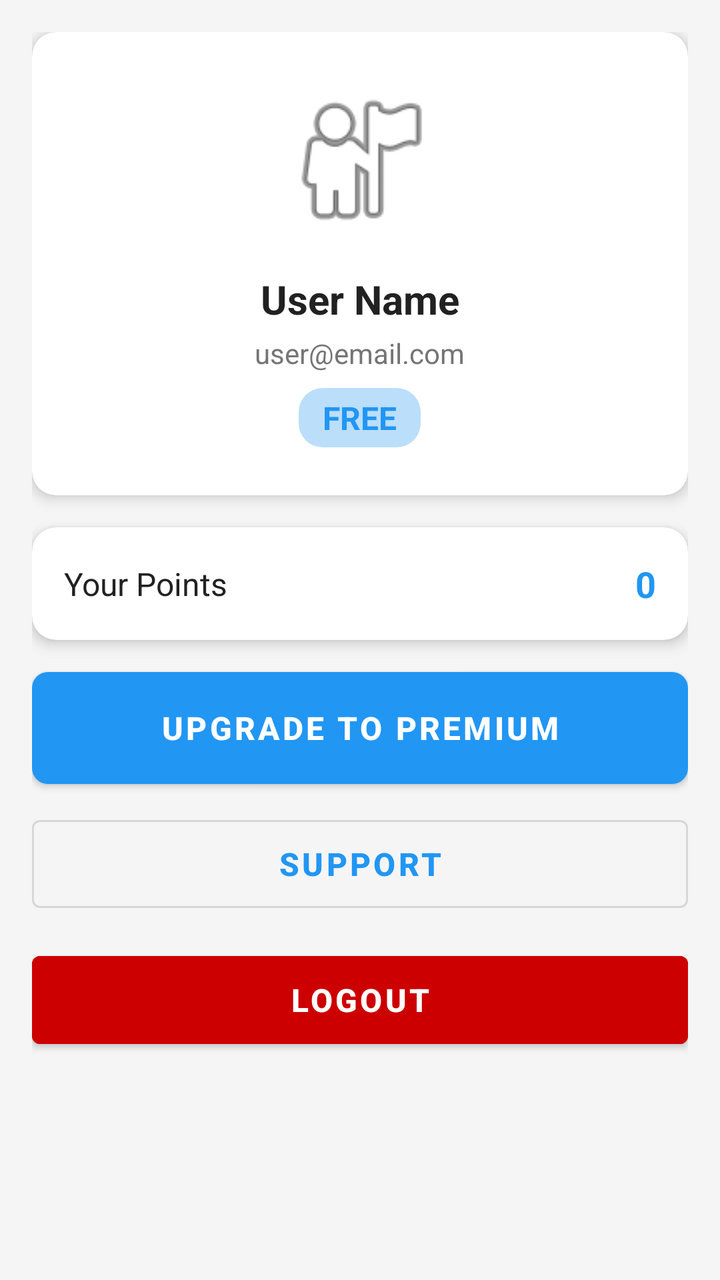
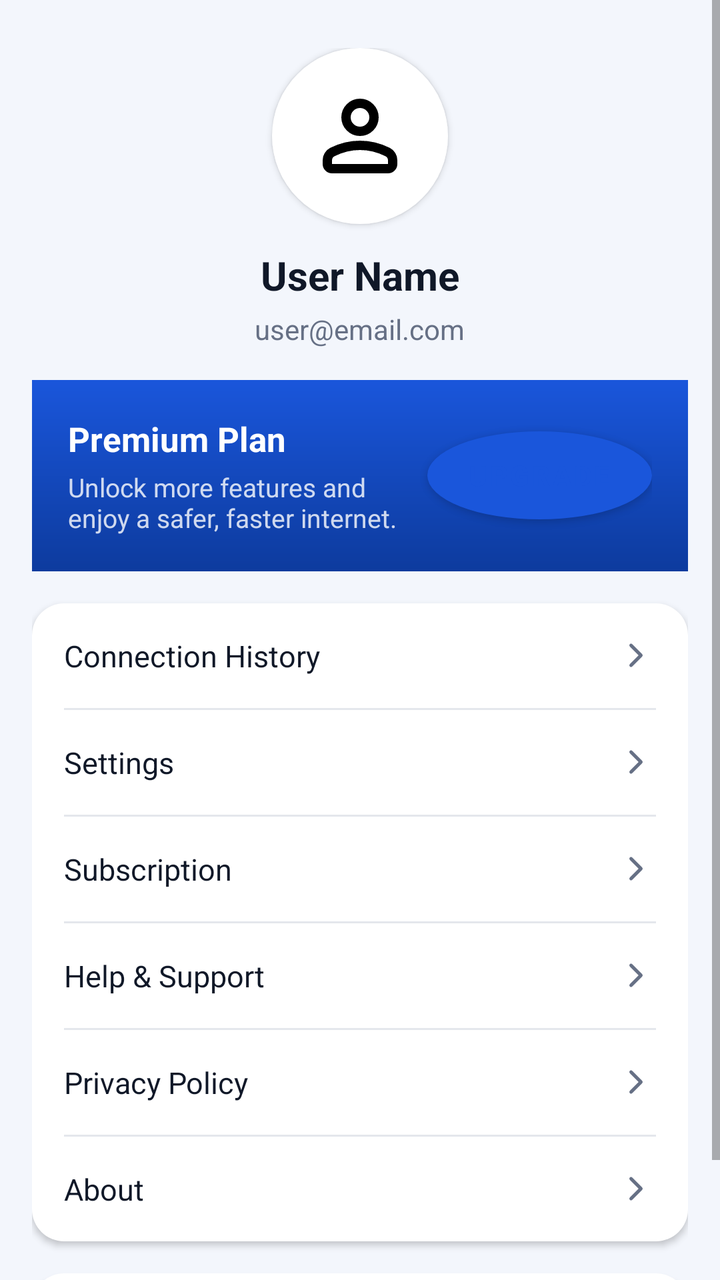

Before-and-after screenshots of an Android layout around one commit, followed by the original layout XML and the change that was made.
<!-- AndroidManifest.xml: application theme AppTheme -->
<!-- res/layout/fragment_profile.xml -->
<?xml version="1.0" encoding="utf-8"?>
<ScrollView xmlns:android="http://schemas.android.com/apk/res/android"
    xmlns:app="http://schemas.android.com/apk/res-auto"
    android:layout_width="match_parent"
    android:layout_height="match_parent"
    android:background="@color/background">

    <LinearLayout
        android:layout_width="match_parent"
        android:layout_height="wrap_content"
        android:orientation="vertical"
        android:padding="16dp">

        
        <androidx.cardview.widget.CardView
            android:layout_width="match_parent"
            android:layout_height="wrap_content"
            android:layout_marginBottom="16dp"
            app:cardCornerRadius="12dp"
            app:cardElevation="4dp">

            <LinearLayout
                android:layout_width="match_parent"
                android:layout_height="wrap_content"
                android:orientation="vertical"
                android:padding="24dp"
                android:gravity="center">

                <ImageView
                    android:layout_width="80dp"
                    android:layout_height="80dp"
                    android:src="@android:drawable/ic_menu_myplaces"
                    android:layout_marginBottom="16dp" />

                <TextView
                    android:id="@+id/tv_user_name"
                    android:layout_width="wrap_content"
                    android:layout_height="wrap_content"
                    android:text="User Name"
                    android:textSize="20sp"
                    android:textStyle="bold"
                    android:textColor="@color/text_primary"
                    android:layout_marginBottom="4dp" />

                <TextView
                    android:id="@+id/tv_user_email"
                    android:layout_width="wrap_content"
                    android:layout_height="wrap_content"
                    android:text="user@email.com"
                    android:textSize="14sp"
                    android:textColor="@color/text_secondary"
                    android:layout_marginBottom="8dp" />

                <TextView
                    android:id="@+id/tv_user_plan"
                    android:layout_width="wrap_content"
                    android:layout_height="wrap_content"
                    android:text="FREE"
                    android:textSize="16sp"
                    android:textStyle="bold"
                    android:textColor="@color/primary"
                    android:background="@drawable/badge_background"
                    android:paddingHorizontal="12dp"
                    android:paddingVertical="4dp" />

            </LinearLayout>

        </androidx.cardview.widget.CardView>

        
        <androidx.cardview.widget.CardView
            android:layout_width="match_parent"
            android:layout_height="wrap_content"
            android:layout_marginBottom="16dp"
            app:cardCornerRadius="12dp"
            app:cardElevation="4dp">

            <LinearLayout
                android:layout_width="match_parent"
                android:layout_height="wrap_content"
                android:orientation="horizontal"
                android:padding="16dp"
                android:gravity="center_vertical">

                <TextView
                    android:layout_width="0dp"
                    android:layout_height="wrap_content"
                    android:layout_weight="1"
                    android:text="Your Points"
                    android:textSize="16sp"
                    android:textColor="@color/text_primary" />

                <TextView
                    android:id="@+id/tv_user_points"
                    android:layout_width="wrap_content"
                    android:layout_height="wrap_content"
                    android:text="0"
                    android:textSize="18sp"
                    android:textStyle="bold"
                    android:textColor="@color/primary" />

                <TextView
                    android:id="@+id/tv_referral_code"
                    android:layout_width="wrap_content"
                    android:layout_height="wrap_content"
                    android:text=""
                    android:textSize="14sp"
                    android:textColor="@color/text_secondary"
                    android:layout_marginTop="4dp" />

            </LinearLayout>

        </androidx.cardview.widget.CardView>

        
        <Button
            android:id="@+id/btn_upgrade"
            android:layout_width="match_parent"
            android:layout_height="56dp"
            android:layout_marginBottom="12dp"
            android:text="UPGRADE TO PREMIUM"
            android:textSize="16sp"
            android:textStyle="bold"
            android:background="@drawable/button_primary"
            android:textColor="@color/white" />

        <Button
            android:id="@+id/btn_support"
            android:layout_width="match_parent"
            android:layout_height="56dp"
            android:layout_marginBottom="12dp"
            android:text="SUPPORT"
            android:textSize="16sp"
            android:textStyle="bold"
            style="@style/Widget.MaterialComponents.Button.OutlinedButton" />

        <Button
            android:id="@+id/btn_logout"
            android:layout_width="match_parent"
            android:layout_height="56dp"
            android:text="LOGOUT"
            android:textSize="16sp"
            android:textStyle="bold"
            android:backgroundTint="@android:color/holo_red_dark"
            android:textColor="@color/white" />

    </LinearLayout>

</ScrollView>
<!-- resources referenced by this layout -->
<resources>
  <color name="background">#F5F5F5</color>
  <color name="primary">#2196F3</color>
  <color name="text_primary">#212121</color>
  <color name="text_secondary">#757575</color>
  <color name="white">#FFFFFF</color>
  <!-- drawable badge_background (drawable) -->
  <?xml version="1.0" encoding="utf-8"?>
  <shape xmlns:android="http://schemas.android.com/apk/res/android"
      android:shape="rectangle">
      
      <solid android:color="@color/primary_light" />
      <corners android:radius="12dp" />
      
  </shape>
  <!-- drawable button_primary (drawable) -->
  <?xml version="1.0" encoding="utf-8"?>
  <shape xmlns:android="http://schemas.android.com/apk/res/android"
      android:shape="rectangle">
      
      <solid android:color="@color/primary" />
      <corners android:radius="8dp" />
      
  </shape>
  <style name="AppTheme" parent="Theme.MaterialComponents.DayNight.DarkActionBar">
          <item name="colorPrimary">@color/primary</item>
          <item name="colorPrimaryDark">@color/primary_dark</item>
          <item name="colorAccent">@color/accent</item>
          <item name="android:windowBackground">@color/background</item>
      </style>
  <color name="primary_light">#BBDEFB</color>
  <color name="primary_dark">#1976D2</color>
  <color name="accent">#FF5722</color>
</resources>

<!-- the commit's change to res/layout/fragment_profile.xml (unified diff, before → after) -->
@@ -1,9 +1,9 @@
 <?xml version="1.0" encoding="utf-8"?>
 <ScrollView xmlns:android="http://schemas.android.com/apk/res/android"
-    xmlns:app="http://schemas.android.com/apk/res-auto"
     android:layout_width="match_parent"
     android:layout_height="match_parent"
-    android:background="@color/background">
+    android:background="@color/vpn_bg"
+    android:fillViewport="true">
 
     <LinearLayout
         android:layout_width="match_parent"
@@ -12,137 +12,320 @@
         android:padding="16dp">
 
         
-        <androidx.cardview.widget.CardView
+        <LinearLayout
             android:layout_width="match_parent"
             android:layout_height="wrap_content"
-            android:layout_marginBottom="16dp"
-            app:cardCornerRadius="12dp"
-            app:cardElevation="4dp">
-
-            <LinearLayout
-                android:layout_width="match_parent"
-                android:layout_height="wrap_content"
-                android:orientation="vertical"
-                android:padding="24dp"
-                android:gravity="center">
-
-                <ImageView
-                    android:layout_width="80dp"
-                    android:layout_height="80dp"
-                    android:src="@android:drawable/ic_menu_myplaces"
-                    android:layout_marginBottom="16dp" />
-
-                <TextView
-                    android:id="@+id/tv_user_name"
-                    android:layout_width="wrap_content"
-                    android:layout_height="wrap_content"
-                    android:text="User Name"
-                    android:textSize="20sp"
-                    android:textStyle="bold"
-                    android:textColor="@color/text_primary"
-                    android:layout_marginBottom="4dp" />
-
-                <TextView
-                    android:id="@+id/tv_user_email"
-                    android:layout_width="wrap_content"
-                    android:layout_height="wrap_content"
-                    android:text="user@email.com"
-                    android:textSize="14sp"
-                    android:textColor="@color/text_secondary"
-                    android:layout_marginBottom="8dp" />
-
-                <TextView
-                    android:id="@+id/tv_user_plan"
-                    android:layout_width="wrap_content"
-                    android:layout_height="wrap_content"
-                    android:text="FREE"
-                    android:textSize="16sp"
-                    android:textStyle="bold"
-                    android:textColor="@color/primary"
-                    android:background="@drawable/badge_background"
-                    android:paddingHorizontal="12dp"
-                    android:paddingVertical="4dp" />
-
-            </LinearLayout>
-
-        </androidx.cardview.widget.CardView>
+            android:orientation="vertical"
+            android:gravity="center"
+            android:layout_marginTop="8dp"
+            android:layout_marginBottom="16dp">
+
+            <ImageView
+                android:id="@+id/iv_avatar"
+                android:layout_width="88dp"
+                android:layout_height="88dp"
+                android:src="@drawable/ic_person"
+                android:background="@drawable/circle_fill_white"
+                android:padding="16dp"
+                android:elevation="2dp"
+                android:contentDescription="@string/profile" />
+
+            <TextView
+                android:id="@+id/tv_user_name"
+                android:layout_width="wrap_content"
+                android:layout_height="wrap_content"
+                android:text="User Name"
+                android:textSize="20sp"
+                android:textStyle="bold"
+                android:textColor="@color/vpn_text_primary"
+                android:layout_marginTop="12dp" />
+
+            <TextView
+                android:id="@+id/tv_user_email"
+                android:layout_width="wrap_content"
+                android:layout_height="wrap_content"
+                android:text="user@email.com"
+                android:textSize="14sp"
+                android:textColor="@color/vpn_text_secondary"
+                android:layout_marginTop="4dp" />
+
+        </LinearLayout>
 
         
-        <androidx.cardview.widget.CardView
+        <LinearLayout
             android:layout_width="match_parent"
             android:layout_height="wrap_content"
-            android:layout_marginBottom="16dp"
-            app:cardCornerRadius="12dp"
-            app:cardElevation="4dp">
-
-            <LinearLayout
-                android:layout_width="match_parent"
-                android:layout_height="wrap_content"
-                android:orientation="horizontal"
-                android:padding="16dp"
-                android:gravity="center_vertical">
-
-                <TextView
-                    android:layout_width="0dp"
-                    android:layout_height="wrap_content"
-                    android:layout_weight="1"
-                    android:text="Your Points"
-                    android:textSize="16sp"
-                    android:textColor="@color/text_primary" />
-
-                <TextView
-                    android:id="@+id/tv_user_points"
+            android:background="@drawable/bg_gradient_blue"
+            android:orientation="horizontal"
+            android:gravity="center_vertical"
+            android:padding="18dp"
+            android:layout_marginBottom="16dp">
+
+            <LinearLayout
+                android:layout_width="0dp"
+                android:layout_height="wrap_content"
+                android:layout_weight="1"
+                android:orientation="vertical">
+
+                <TextView
                     android:layout_width="wrap_content"
                     android:layout_height="wrap_content"
-                    android:text="0"
-                    android:textSize="18sp"
+                    android:text="@string/premium_plan"
+                    android:textSize="17sp"
                     android:textStyle="bold"
-                    android:textColor="@color/primary" />
-
-                <TextView
-                    android:id="@+id/tv_referral_code"
+                    android:textColor="@color/white" />
+
+                <TextView
+                    android:id="@+id/tv_premium_subtitle"
                     android:layout_width="wrap_content"
                     android:layout_height="wrap_content"
-                    android:text=""
-                    android:textSize="14sp"
-                    android:textColor="@color/text_secondary"
+                    android:text="@string/premium_upsell_subtitle"
+                    android:textSize="13sp"
+                    android:textColor="#CCFFFFFF"
                     android:layout_marginTop="4dp" />
 
             </LinearLayout>
 
-        </androidx.cardview.widget.CardView>
+            <Button
+                android:id="@+id/btn_upgrade"
+                android:layout_width="wrap_content"
+                android:layout_height="44dp"
+                android:minWidth="0dp"
+                android:paddingHorizontal="20dp"
+                android:text="@string/upgrade"
+                android:textSize="14sp"
+                android:textStyle="bold"
+                android:textColor="@color/vpn_blue"
+                android:background="@drawable/circle_fill_white" />
+
+        </LinearLayout>
 
         
-        <Button
-            android:id="@+id/btn_upgrade"
+        <LinearLayout
             android:layout_width="match_parent"
-            android:layout_height="56dp"
-            android:layout_marginBottom="12dp"
-            android:text="UPGRADE TO PREMIUM"
-            android:textSize="16sp"
-            android:textStyle="bold"
-            android:background="@drawable/button_primary"
-            android:textColor="@color/white" />
-
-        <Button
-            android:id="@+id/btn_support"
+            android:layout_height="wrap_content"
+            android:background="@drawable/card_rounded_16"
+            android:orientation="vertical"
+            android:elevation="2dp"
+            android:layout_marginBottom="16dp">
+
+            <LinearLayout
+                android:id="@+id/row_history"
+                android:layout_width="match_parent"
+                android:layout_height="wrap_content"
+                android:orientation="horizontal"
+                android:gravity="center_vertical"
+                android:padding="16dp"
+                android:foreground="?android:attr/selectableItemBackground"
+                android:clickable="true"
+                android:focusable="true">
+
+                <TextView
+                    android:layout_width="0dp"
+                    android:layout_height="wrap_content"
+                    android:layout_weight="1"
+                    android:text="@string/connection_history"
+                    android:textSize="15sp"
+                    android:textColor="@color/vpn_text_primary" />
+
+                <ImageView
+                    android:layout_width="20dp"
+                    android:layout_height="20dp"
+                    android:src="@drawable/ic_chevron_right"
+                    android:tint="@color/vpn_text_secondary" />
+
+            </LinearLayout>
+
+            <View
+                android:layout_width="match_parent"
+                android:layout_height="1dp"
+                android:background="@color/vpn_divider"
+                android:layout_marginHorizontal="16dp" />
+
+            <LinearLayout
+                android:id="@+id/row_settings"
+                android:layout_width="match_parent"
+                android:layout_height="wrap_content"
+                android:orientation="horizontal"
+                android:gravity="center_vertical"
+                android:padding="16dp"
+                android:foreground="?android:attr/selectableItemBackground"
+                android:clickable="true"
+                android:focusable="true">
+
+                <TextView
+                    android:layout_width="0dp"
+                    android:layout_height="wrap_content"
+                    android:layout_weight="1"
+                    android:text="@string/settings"
+                    android:textSize="15sp"
+                    android:textColor="@color/vpn_text_primary" />
+
+                <ImageView
+                    android:layout_width="20dp"
+                    android:layout_height="20dp"
+                    android:src="@drawable/ic_chevron_right"
+                    android:tint="@color/vpn_text_secondary" />
+
+            </LinearLayout>
+
+            <View
+                android:layout_width="match_parent"
+                android:layout_height="1dp"
+                android:background="@color/vpn_divider"
+                android:layout_marginHorizontal="16dp" />
+
+            <LinearLayout
+                android:id="@+id/row_subscription"
+                android:layout_width="match_parent"
+                android:layout_height="wrap_content"
+                android:orientation="horizontal"
+                android:gravity="center_vertical"
+                android:padding="16dp"
+                android:foreground="?android:attr/selectableItemBackground"
+                android:clickable="true"
+                android:focusable="true">
+
+                <TextView
+                    android:layout_width="0dp"
+                    android:layout_height="wrap_content"
+                    android:layout_weight="1"
+                    android:text="@string/subscription"
+                    android:textSize="15sp"
+                    android:textColor="@color/vpn_text_primary" />
+
+                <ImageView
+                    android:layout_width="20dp"
+                    android:layout_height="20dp"
+                    android:src="@drawable/ic_chevron_right"
+                    android:tint="@color/vpn_text_secondary" />
+
+            </LinearLayout>
+
+            <View
+                android:layout_width="match_parent"
+                android:layout_height="1dp"
+                android:background="@color/vpn_divider"
+                android:layout_marginHorizontal="16dp" />
+
+            <LinearLayout
+                android:id="@+id/row_help"
+                android:layout_width="match_parent"
+                android:layout_height="wrap_content"
+                android:orientation="horizontal"
+                android:gravity="center_vertical"
+                android:padding="16dp"
+                android:foreground="?android:attr/selectableItemBackground"
+                android:clickable="true"
+                android:focusable="true">
+
+                <TextView
+                    android:layout_width="0dp"
+                    android:layout_height="wrap_content"
+                    android:layout_weight="1"
+                    android:text="@string/help_support"
+                    android:textSize="15sp"
+                    android:textColor="@color/vpn_text_primary" />
+
+                <ImageView
+                    android:layout_width="20dp"
+                    android:layout_height="20dp"
+                    android:src="@drawable/ic_chevron_right"
+                    android:tint="@color/vpn_text_secondary" />
+
+            </LinearLayout>
+
+            <View
+                android:layout_width="match_parent"
+                android:layout_height="1dp"
+                android:background="@color/vpn_divider"
+                android:layout_marginHorizontal="16dp" />
+
+            <LinearLayout
+                android:id="@+id/row_privacy"
+                android:layout_width="match_parent"
+                android:layout_height="wrap_content"
+                android:orientation="horizontal"
+                android:gravity="center_vertical"
+                android:padding="16dp"
+                android:foreground="?android:attr/selectableItemBackground"
+                android:clickable="true"
+                android:focusable="true">
+
+                <TextView
+                    android:layout_width="0dp"
+                    android:layout_height="wrap_content"
+                    android:layout_weight="1"
+                    android:text="@string/privacy_policy"
+                    android:textSize="15sp"
+                    android:textColor="@color/vpn_text_primary" />
+
+                <ImageView
+                    android:layout_width="20dp"
+                    android:layout_height="20dp"
+                    android:src="@drawable/ic_chevron_right"
+                    android:tint="@color/vpn_text_secondary" />
+
+            </LinearLayout>
+
+            <View
+                android:layout_width="match_parent"
+                android:layout_height="1dp"
+                android:background="@color/vpn_divider"
+                android:layout_marginHorizontal="16dp" />
+
+            <LinearLayout
+                android:id="@+id/row_about"
+                android:layout_width="match_parent"
+                android:layout_height="wrap_content"
+                android:orientation="horizontal"
+                android:gravity="center_vertical"
+                android:padding="16dp"
+                android:foreground="?android:attr/selectableItemBackground"
+                android:clickable="true"
+                android:focusable="true">
+
+                <TextView
+                    android:layout_width="0dp"
+                    android:layout_height="wrap_content"
+                    android:layout_weight="1"
+                    android:text="@string/about"
+                    android:textSize="15sp"
+                    android:textColor="@color/vpn_text_primary" />
+
+                <ImageView
+                    android:layout_width="20dp"
+                    android:layout_height="20dp"
+                    android:src="@drawable/ic_chevron_right"
+                    android:tint="@color/vpn_text_secondary" />
+
+            </LinearLayout>
+
+        </LinearLayout>
+
+        
+        <LinearLayout
+            android:id="@+id/row_logout"
             android:layout_width="match_parent"
-            android:layout_height="56dp"
-            android:layout_marginBottom="12dp"
-            android:text="SUPPORT"
-            android:textSize="16sp"
-            android:textStyle="bold"
-            style="@style/Widget.MaterialComponents.Button.OutlinedButton" />
-
-        <Button
-            android:id="@+id/btn_logout"
-            android:layout_width="match_parent"
-            android:layout_height="56dp"
-            android:text="LOGOUT"
-            android:textSize="16sp"
-            android:textStyle="bold"
-            android:backgroundTint="@android:color/holo_red_dark"
-            android:textColor="@color/white" />
+            android:layout_height="wrap_content"
+            android:background="@drawable/card_rounded_16"
+            android:orientation="horizontal"
+            android:gravity="center"
+            android:padding="16dp"
+            android:elevation="2dp"
+            android:foreground="?android:attr/selectableItemBackground"
+            android:clickable="true"
+            android:focusable="true">
+
+            <TextView
+                android:layout_width="wrap_content"
+                android:layout_height="wrap_content"
+                android:text="@string/logout"
+                android:textSize="16sp"
+                android:textStyle="bold"
+                android:textColor="@color/vpn_red" />
+
+        </LinearLayout>
 
     </LinearLayout>
 
<!-- resource entries referenced after the edit -->
@@ -1,36 +1,78 @@
 <!-- resources referenced by this layout -->
 <resources>
-  <color name="background">#F5F5F5</color>
-  <color name="primary">#2196F3</color>
-  <color name="text_primary">#212121</color>
-  <color name="text_secondary">#757575</color>
+  <color name="vpn_bg">#f3f6fc</color>
+  <color name="vpn_blue">#1a56db</color>
+  <color name="vpn_divider">#e4e7ec</color>
+  <color name="vpn_red">#ef4444</color>
+  <color name="vpn_text_primary">#101828</color>
+  <color name="vpn_text_secondary">#667085</color>
   <color name="white">#FFFFFF</color>
-  <!-- drawable badge_background (drawable) -->
+  <!-- drawable bg_gradient_blue (drawable) -->
   <?xml version="1.0" encoding="utf-8"?>
   <shape xmlns:android="http://schemas.android.com/apk/res/android"
       android:shape="rectangle">
-      
-      <solid android:color="@color/primary_light" />
-      <corners android:radius="12dp" />
-      
+      <gradient
+          android:angle="270"
+          android:startColor="@color/vpn_blue"
+          android:endColor="@color/vpn_blue_dark" />
   </shape>
-  <!-- drawable button_primary (drawable) -->
+  <!-- drawable card_rounded_16 (drawable) -->
   <?xml version="1.0" encoding="utf-8"?>
   <shape xmlns:android="http://schemas.android.com/apk/res/android"
       android:shape="rectangle">
-      
-      <solid android:color="@color/primary" />
-      <corners android:radius="8dp" />
-      
+      <solid android:color="@color/white" />
+      <corners android:radius="16dp" />
   </shape>
-  <style name="AppTheme" parent="Theme.MaterialComponents.DayNight.DarkActionBar">
-          <item name="colorPrimary">@color/primary</item>
-          <item name="colorPrimaryDark">@color/primary_dark</item>
-          <item name="colorAccent">@color/accent</item>
-          <item name="android:windowBackground">@color/background</item>
+  <!-- drawable circle_fill_white (drawable) -->
+  <?xml version="1.0" encoding="utf-8"?>
+  <shape xmlns:android="http://schemas.android.com/apk/res/android"
+      android:shape="oval">
+      <solid android:color="@color/white" />
+  </shape>
+  <!-- drawable ic_chevron_right (drawable) -->
+  <vector xmlns:android="http://schemas.android.com/apk/res/android"
+      android:width="24dp"
+      android:height="24dp"
+      android:viewportWidth="24"
+      android:viewportHeight="24">
+      <path
+          android:strokeColor="#FF000000"
+          android:strokeWidth="2"
+          android:strokeLineCap="round"
+          android:strokeLineJoin="round"
+          android:pathData="M9,6 l6,6 -6,6" />
+  </vector>
+  <!-- drawable ic_person (drawable) -->
+  <vector xmlns:android="http://schemas.android.com/apk/res/android"
+      android:width="24dp" android:height="24dp"
+      android:viewportWidth="960" android:viewportHeight="960">
+      <group android:translateY="960">
+          <path android:fillColor="#FF000000" android:pathData="M480-480q-66 0-113-47t-47-113q0-66 47-113t113-47q66 0 113 47t47 113q0 66-47 113t-113 47ZM160-240v-32q0-34 17.5-62.5T224-378q62-31 126-46.5T480-440q66 0 130 15.5T736-378q29 15 46.5 43.5T800-272v32q0 33-23.5 56.5T720-160H240q-33 0-56.5-23.5T160-240Zm80 0h480v-32q0-11-5.5-20T700-306q-54-27-109-40.5T480-360q-56 0-111 13.5T260-306q-9 5-14.5 14t-5.5 20v32Zm240-320q33 0 56.5-23.5T560-640q0-33-23.5-56.5T480-720q-33 0-56.5 23.5T400-640q0 33 23.5 56.5T480-560Zm0-80Zm0 400Z"/>
+      </group>
+  </vector>
+  <string name="about">About</string>
+  <string name="connection_history">Connection History</string>
+  <string name="help_support">Help &amp; Support</string>
+  <string name="logout">Logout</string>
+  <string name="premium_plan">Premium Plan</string>
+  <string name="premium_upsell_subtitle">Unlock more features and enjoy a safer, faster internet.</string>
+  <string name="privacy_policy">Privacy Policy</string>
+  <string name="profile">Profile</string>
+  <string name="settings">Settings</string>
+  <string name="subscription">Subscription</string>
+  <string name="upgrade">Upgrade</string>
+  <style name="AppTheme" parent="Theme.MaterialComponents.Light.NoActionBar">
+          <item name="colorPrimary">@color/vpn_blue</item>
+          <item name="colorPrimaryVariant">@color/vpn_blue_dark</item>
+          <item name="colorPrimaryDark">@color/vpn_blue_dark</item>
+          <item name="colorAccent">@color/vpn_blue</item>
+          <item name="colorSecondary">@color/vpn_green</item>
+          <item name="android:statusBarColor">@color/vpn_blue_dark</item>
+          <item name="android:navigationBarColor">@color/white</item>
+          <item name="android:windowBackground">@color/vpn_bg</item>
+          <item name="android:windowLightStatusBar">false</item>
       </style>
-  <color name="primary_light">#BBDEFB</color>
-  <color name="primary_dark">#1976D2</color>
-  <color name="accent">#FF5722</color>
+  <color name="vpn_blue_dark">#0d3b9e</color>
+  <color name="vpn_green">#22c55e</color>
 </resources>
 
